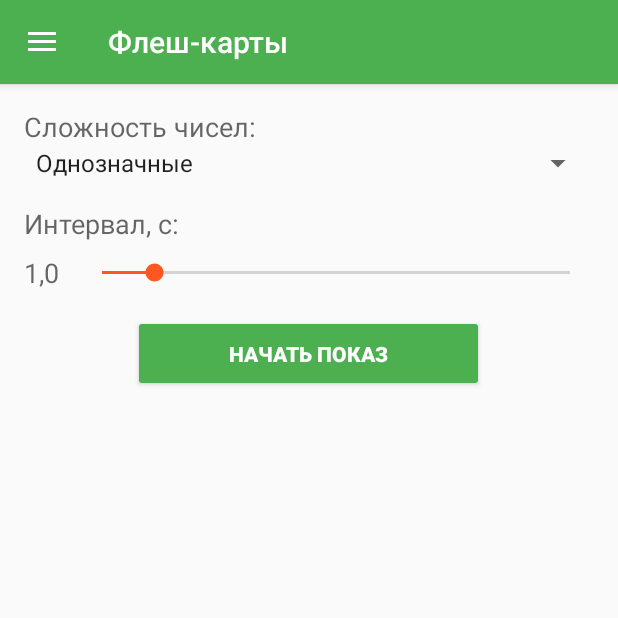
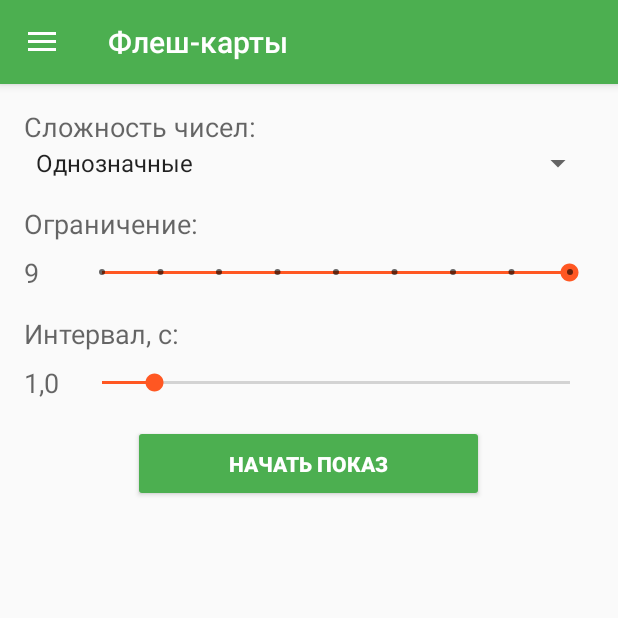
Before and after one commit to ASemeniuk/mental, an Android app: the fragment FlashSetupFragment placed in its activity, in the side drawer, after a tap on "Флеш-карты", on a phone screen of 412 x 824 dp, the top half of it. Run offline under Robolectric (Android 15) with nearby library versions, the light colour scheme and no system bars; plain views replace MaterialSpinner.

Commit message:
Limit for flashcards generator

```diff
--- a/app/src/main/java/org/alexsem/mental/activity/FlashDisplayActivity.java
+++ b/app/src/main/java/org/alexsem/mental/activity/FlashDisplayActivity.java
@@ -22,6 +22,7 @@ import java.util.Locale;
 public class FlashDisplayActivity extends AppCompatActivity {
 
     public static final String ARG_DIFFICULTY = "flash_difficulty";
+    public static final String ARG_LIMIT = "flash_limit";
     public static final String ARG_INTERVAL = "flash_interval";
 
     private View setup;
@@ -43,9 +44,11 @@ public class FlashDisplayActivity extends AppCompatActivity {
         super.onCreate(savedInstanceState);
         setContentView(R.layout.flash_display_activity);
         ActionBar actionBar = getSupportActionBar();
-        actionBar.setHomeButtonEnabled(true);
-        actionBar.setDisplayHomeAsUpEnabled(true);
-        setVolumeControlStream(AudioManager.STREAM_MUSIC);
+        if (actionBar != null) {
+            actionBar.setHomeButtonEnabled(true);
+            actionBar.setDisplayHomeAsUpEnabled(true);
+            setVolumeControlStream(AudioManager.STREAM_MUSIC);
+        }
 
         setup = findViewById(R.id.flash_display_setup);
         TextView difficulty = (TextView) findViewById(R.id.flash_display_difficulty);
@@ -67,6 +70,8 @@ public class FlashDisplayActivity extends AppCompatActivity {
                 difficulty.setText(R.string.flash_display_difficulty_5);
                 break;
         }
+        TextView limit = (TextView) findViewById(R.id.flash_display_limit);
+        limit.setText(String.format(Locale.GERMANY, getString(R.string.flash_display_limit_format), getIntent().getExtras().getInt(ARG_LIMIT)));
         TextView interval = (TextView) findViewById(R.id.flash_display_interval);
         interval.setText(String.format(Locale.GERMANY, getString(R.string.flash_display_interval_format), getIntent().getExtras().getInt(ARG_INTERVAL) / 1000f));
         start = (Button) findViewById(R.id.flash_display_start);
@@ -120,7 +125,7 @@ public class FlashDisplayActivity extends AppCompatActivity {
             }
         });
 
-        generator = new NumberGenerator(numberOfDigits);
+        generator = new NumberGenerator(numberOfDigits, getIntent().getExtras().getInt(ARG_LIMIT));
         soundPlayer = new SoundPool(2, AudioManager.STREAM_MUSIC, 100);
         String path = String.format(getString(R.string.sounds_path_service), "beep");
         try {
--- a/app/src/main/java/org/alexsem/mental/fragment/FlashSetupFragment.java
+++ b/app/src/main/java/org/alexsem/mental/fragment/FlashSetupFragment.java
@@ -25,6 +25,8 @@ import java.util.Locale;
 public class FlashSetupFragment extends Fragment {
 
     private Spinner difficulty;
+    private SeekBar limit;
+    private TextView limitText;
     private SeekBar interval;
     private TextView intervalText;
 
@@ -33,6 +35,28 @@ public class FlashSetupFragment extends Fragment {
         View view = inflater.inflate(R.layout.flash_setup_fragment, container, false);
 
         difficulty = (Spinner) view.findViewById(R.id.flash_setup_difficulty);
+
+        //Limit
+        limitText = (TextView) view.findViewById(R.id.flash_setup_limit_text);
+        limit = (SeekBar) view.findViewById(R.id.flash_setup_limit);
+        limit.setOnSeekBarChangeListener(new SeekBar.OnSeekBarChangeListener() {
+            @Override
+            public void onProgressChanged(SeekBar seekBar, int progress, boolean b) {
+                //TODO not called if 0 selected
+                limitText.setText(String.valueOf(calculateLimitValue(progress)));
+            }
+
+            @Override
+            public void onStartTrackingTouch(SeekBar seekBar) {
+            }
+
+            @Override
+            public void onStopTrackingTouch(SeekBar seekBar) {
+
+            }
+        });
+
+        //Interval
         intervalText = (TextView) view.findViewById(R.id.flash_setup_interval_text);
         interval = (SeekBar) view.findViewById(R.id.flash_setup_interval);
         interval.setOnSeekBarChangeListener(new SeekBar.OnSeekBarChangeListener() {
@@ -56,15 +80,18 @@ public class FlashSetupFragment extends Fragment {
             @Override
             public void onClick(View view) {
                 int argDifficulty = difficulty.getSelectedItemPosition() + 1;
+                int argLimit = calculateLimitValue(limit.getProgress());
                 int argInterval = calculateIntervalValue(interval.getProgress());
 
                 SharedPreferences.Editor prefs = getActivity().getSharedPreferences(getActivity().getPackageName(), Context.MODE_PRIVATE).edit();
                 prefs.putInt(FlashDisplayActivity.ARG_DIFFICULTY, difficulty.getSelectedItemPosition());
+                prefs.putInt(FlashDisplayActivity.ARG_LIMIT, limit.getProgress());
                 prefs.putInt(FlashDisplayActivity.ARG_INTERVAL, interval.getProgress());
                 prefs.apply();
 
                 Intent intent = new Intent(getActivity(), FlashDisplayActivity.class);
                 intent.putExtra(FlashDisplayActivity.ARG_DIFFICULTY, argDifficulty);
+                intent.putExtra(FlashDisplayActivity.ARG_LIMIT, argLimit);
                 intent.putExtra(FlashDisplayActivity.ARG_INTERVAL, argInterval);
                 getActivity().startActivity(intent);
             }
@@ -83,7 +110,17 @@ public class FlashSetupFragment extends Fragment {
         //Restore state
         SharedPreferences prefs = getActivity().getSharedPreferences(getActivity().getPackageName(), Context.MODE_PRIVATE);
         difficulty.setSelection(prefs.getInt(FlashDisplayActivity.ARG_DIFFICULTY, 0));
+        limit.setProgress(prefs.getInt(FlashDisplayActivity.ARG_LIMIT, 8));
         interval.setProgress(prefs.getInt(FlashDisplayActivity.ARG_INTERVAL, 5));
+    }
+
+    /**
+     * Process limit SeekBar progress into correct value
+     * @param progress Current progress shown by SeekBar
+     * @return Calculated limit
+     */
+    private int calculateLimitValue(int progress) {
+        return progress + 1;
     }
 
     /**
--- a/app/src/main/java/org/alexsem/mental/fragment/SimpleFragment.java
+++ b/app/src/main/java/org/alexsem/mental/fragment/SimpleFragment.java
@@ -26,12 +26,12 @@ import java.util.Locale;
 public class SimpleFragment extends Fragment {
 
     private Spinner difficulty;
+    private SeekBar limit;
+    private TextView limitText;
     private SeekBar interval;
     private TextView intervalText;
     private SeekBar repeats;
     private TextView repeatsText;
-    private SeekBar limit;
-    private TextView limitText;
 
     @Override
     public View onCreateView(LayoutInflater inflater, ViewGroup container, Bundle savedInstanceState) {
--- a/app/src/main/java/org/alexsem/mental/sequence/NumberGenerator.java
+++ b/app/src/main/java/org/alexsem/mental/sequence/NumberGenerator.java
@@ -7,17 +7,16 @@ import java.util.Random;
  */
 public class NumberGenerator {
 
+    private final int DIGITS;
+    private final int LIMIT;
     private Random random;
 
-    private int maxValueBound;
     private int currentNumber;
 
-    public NumberGenerator(int numberOfDigits) {
+    public NumberGenerator(int numberOfDigits, int limit) {
+        this.DIGITS = numberOfDigits;
+        this.LIMIT = limit;
         this.currentNumber = -1;
-        this.maxValueBound = 1;
-        for (int i = 0; i < numberOfDigits; i++) {
-            maxValueBound *= 10;
-        }
         this.random = new Random();
     }
 
@@ -28,7 +27,11 @@ public class NumberGenerator {
     public int generate() {
         int number;
         do {
-            number = random.nextInt(maxValueBound);
+            number = 0;
+            for (int i = 0; i < DIGITS; i++) {
+                number *= 10;
+                number += random.nextInt(LIMIT + 1);
+            }
         } while (number == currentNumber);
         currentNumber = number;
         return number;
--- a/app/src/main/res/layout/flash_setup_fragment.xml
+++ b/app/src/main/res/layout/flash_setup_fragment.xml
@@ -23,6 +23,43 @@
         android:layout_marginRight="@dimen/activity_horizontal_margin"
         app:ms_enableErrorLabel="false"
         app:ms_enableFloatingLabel="false"/>
+
+    <TextView
+        android:layout_width="wrap_content"
+        android:layout_height="wrap_content"
+        android:layout_marginLeft="@dimen/activity_horizontal_margin"
+        android:layout_marginRight="@dimen/activity_horizontal_margin"
+        android:layout_marginTop="@dimen/activity_vertical_margin"
+        android:text="@string/flash_setup_limit"
+        android:textAppearance="?android:attr/textAppearanceMedium"/>
+
+    <LinearLayout
+        android:layout_width="match_parent"
+        android:layout_height="wrap_content"
+        android:layout_marginLeft="@dimen/activity_horizontal_margin"
+        android:layout_marginRight="@dimen/activity_horizontal_margin"
+        android:layout_marginTop="@dimen/activity_close_margin"
+        android:gravity="center_vertical"
+        android:orientation="horizontal">
+
+        <TextView
+            android:id="@+id/flash_setup_limit_text"
+            android:layout_width="28dp"
+            android:layout_height="wrap_content"
+            android:layout_weight="0"
+            android:textAppearance="?android:attr/textAppearanceMedium"/>
+
+        <SeekBar
+            android:id="@+id/flash_setup_limit"
+            style="@style/Widget.AppCompat.SeekBar.Discrete"
+            android:layout_width="0dp"
+            android:layout_height="wrap_content"
+            android:layout_marginLeft="@dimen/activity_close_margin"
+            android:layout_weight="1"
+            android:max="8"/>
+    </LinearLayout>
+
+
 
     <TextView
         android:layout_width="wrap_content"
--- a/app/src/main/res/values/strings.xml
+++ b/app/src/main/res/values/strings.xml
@@ -19,6 +19,7 @@
     </string-array>
 
     <string name="flash_setup_difficulty">Сложность чисел:</string>
+    <string name="flash_setup_limit">Ограничение:</string>
     <string name="flash_setup_interval">Интервал, с:</string>
     <string name="flash_setup_start">Начать показ</string>
 
@@ -65,6 +66,8 @@
     <string name="flash_display_difficulty_3">Трехзначные</string>
     <string name="flash_display_difficulty_4">Четырехзначные</string>
     <string name="flash_display_difficulty_5">Пятизначные</string>
+    <string name="flash_display_limit">Цифры:</string>
+    <string name="flash_display_limit_format" formatted="false">от 0 до %d</string>
     <string name="flash_display_interval">Интервал:</string>
     <string name="flash_display_interval_format" formatted="false">%1.1f с</string>
     <string name="flash_display_start">Нажмите, чтобы начать</string>
```
Also changed, not shown: app/src/main/java/org/alexsem/mental/activity/SequenceActivity.java (+5 -3 lines), app/src/main/res/layout/flash_display_activity.xml (+15 -0 lines), 1 other file.
